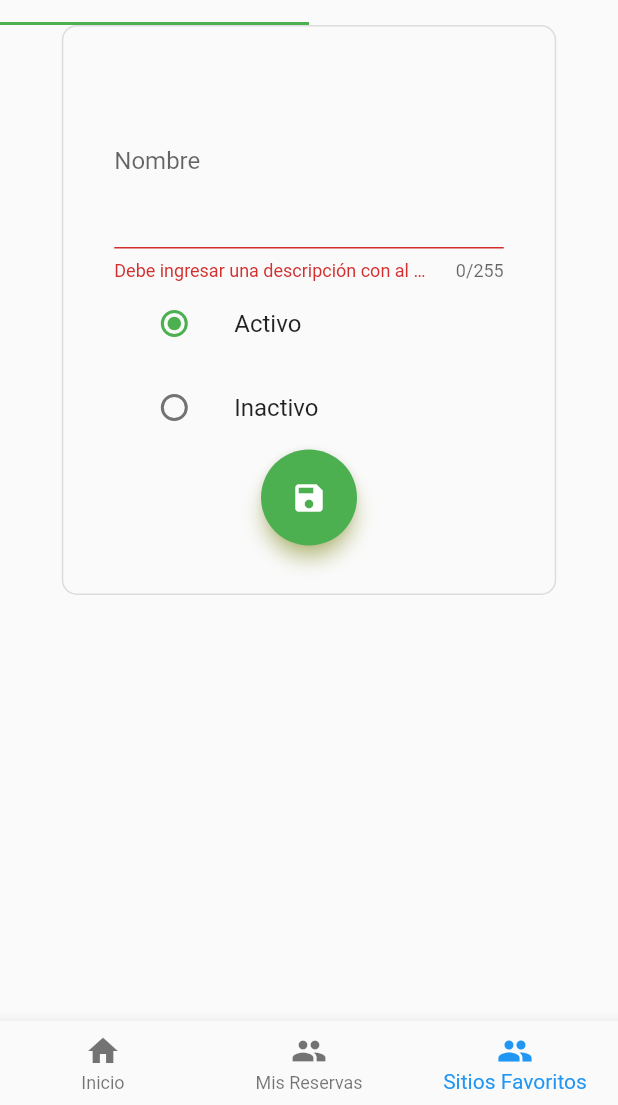
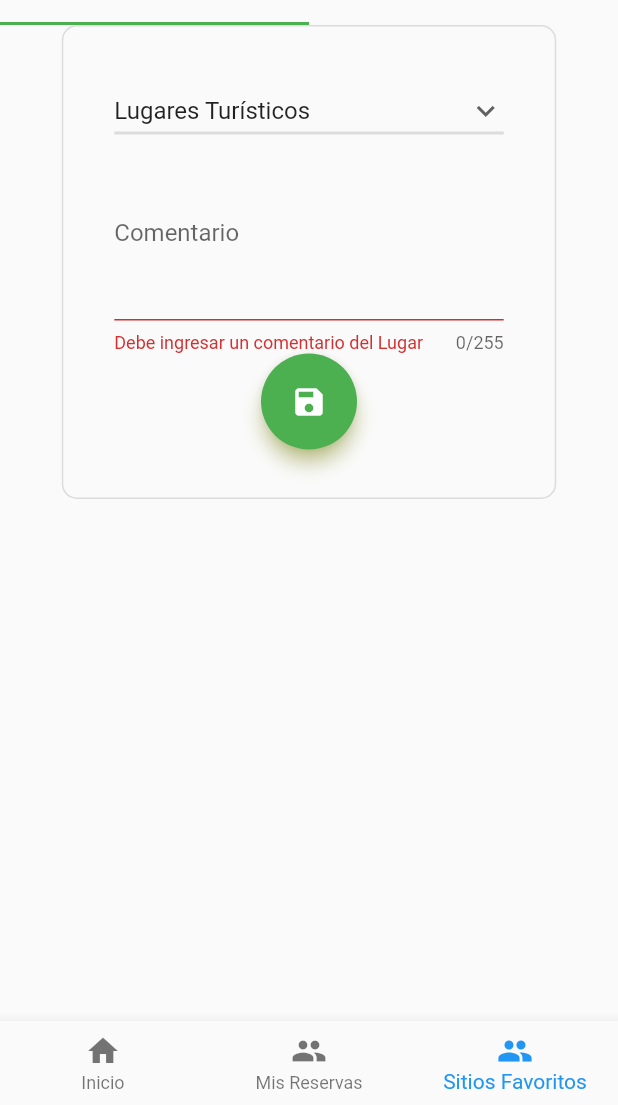
Before and after one commit to alelei/TurismoSangolqui, a Flutter app: the screen it shows after launch, item 3 of the bottom bar chosen, after a tap on the "save" icon, on a phone screen of 412 x 824 dp, the part 131-1236 px from its top. Run offline on Flutter 3.47's test engine with Material 2 defaults, Android fonts, the phone set to English and light mode, and no system bars; our stand-ins replace image_picker, sqflite; missing offline and left inert: cloudinary_public; accounts and stored records are empty; network calls fail.

Commit message:
SQlite_Places

```diff
--- a/lib/main.dart
+++ b/lib/main.dart
@@ -1,8 +1,13 @@
 import 'package:flutter/material.dart';
+import 'package:provider/provider.dart';
 import 'package:turismosangolqui/src/pages/main_page.dart';
+import 'package:turismosangolqui/src/providers/fisio_elements_provider.dart';
 
 void main() {
-  runApp(MyApp());
+  runApp(MultiProvider(providers: [
+    ChangeNotifierProvider<FisioElementProvider>(
+        create: (_) => FisioElementProvider()),
+  ], child: MyApp()));
 }
 
 class MyApp extends StatelessWidget {
--- a/lib/src/list/favorite_element_list.dart
+++ b/lib/src/list/favorite_element_list.dart
@@ -26,9 +26,7 @@ class _FavoriteElementListState extends State<FavoriteElementList> {
             itemBuilder: (_, index) => Card(
                 child: ListTile(
                     leading: Icon(Icons.medical_services),
-                    title: Text(fisioProvider.elements[index].name),
-                    trailing: fisioProvider.elements[index].active
-                        ? Icon(Icons.radio_button_checked)
-                        : Icon(Icons.radio_button_unchecked))));
+                    title: Text(fisioProvider.elements[index].place_name),
+                    subtitle: Text(fisioProvider.elements[index].coment))));
   }
 }
--- a/lib/src/models/Atractive_models.dart
+++ b/lib/src/models/Atractive_models.dart
@@ -1,4 +1,4 @@
-import 'dart:convert';
+import 'dart:convert' ;
 
 Atractive atractivesFromJson(String str) => Atractive.fromJson(json.decode(str));
 String atractivesToJson(Atractive data) => json.encode(data.toJson());
--- a/lib/src/models/favorite_element_model.dart
+++ b/lib/src/models/favorite_element_model.dart
@@ -12,25 +12,25 @@ String fisioElementToJson(FavoriteElement data) => json.encode(data.toJson());
 class FavoriteElement {
   FavoriteElement({
     this.id,
-    required this.name,
-    required this.active,
+    required this.place_name,
+    required this.coment,
   });
 
   int? id;
-  String name;
-  bool active;
+  String place_name;
+  String coment;
 
-  FavoriteElement.create(this.name, this.active);
+  FavoriteElement.create(this.place_name, this.coment);
 
   factory FavoriteElement.fromJson(Map<String, dynamic> json) => FavoriteElement(
         id: json["id"],
-        name: json["name"],
-        active: json["active"] == 1,
+        place_name: json["place_name"],
+        coment: json["coment"],
       );
 
   Map<String, dynamic> toJson() => {
         "id": id,
-        "name": name,
-        "active": active,
+        "place_name": place_name,
+        "coment": coment,
       };
 }
--- a/lib/src/providers/db_provider.dart
+++ b/lib/src/providers/db_provider.dart
@@ -19,14 +19,14 @@ class DBProvider {
 
   Future<Database> initDb() async {
     Directory appDir = await getApplicationDocumentsDirectory();
-    final path = join(appDir.path, 'TrackMedical.db');
+    final path = join(appDir.path, 'Turismo.db');
     return await openDatabase(path, version: 1, onOpen: (db) {},
         onCreate: (Database db, int version) async {
       await db.execute('''
         CREATE TABLE FisioElements(
           id  INTEGER PRIMARY KEY,
-          name TEXT,
-          active BOOLEAN
+          place_name TEXT,
+          coment TEXT
         )
       ''');
     });
--- a/lib/src/providers/fisio_elements_provider.dart
+++ b/lib/src/providers/fisio_elements_provider.dart
@@ -4,8 +4,8 @@ import 'db_provider.dart';
 class FisioElementProvider extends ChangeNotifier {
   List<FavoriteElement> elements = [];
 
-  Future<FavoriteElement> addElement(String name, bool active) async {
-    FavoriteElement element = FavoriteElement(name: name, active: active);
+  Future<FavoriteElement> addElement(String place_name, String coment) async {
+    FavoriteElement element = FavoriteElement(place_name: place_name, coment: coment);
     final id = await DBProvider.db.insert(element);
     element.id = id;
     this.elements.add(element);
--- a/lib/src/widgets/content/favorite_element_form.dart
+++ b/lib/src/widgets/content/favorite_element_form.dart
@@ -1,17 +1,23 @@
 import 'package:flutter/material.dart';
 import 'package:provider/provider.dart';
+import 'package:turismosangolqui/src/models/Place_models.dart';
 import 'package:turismosangolqui/src/models/favorite_element_model.dart';
 import 'package:turismosangolqui/src/providers/fisio_elements_provider.dart';
+import 'package:turismosangolqui/src/services/places_service.dart';
 import 'package:turismosangolqui/src/utils/standard_widgets.dart';
 
 class FavoriteElementForm extends StatefulWidget {
   FavoriteElementForm({Key? key}) : super(key: key);
+
+  DateTime _selectedDate = DateTime.now();
 
   @override
   _FavoriteElementFormState createState() => _FavoriteElementFormState();
 }
 
 class _FavoriteElementFormState extends State<FavoriteElementForm> {
+  PlaceService _serviceTypePlace = new PlaceService();
+  List<Place> _types = [];
 //Clave para vincular el Formulario (Form)
   final formKey = GlobalKey<FormState>();
 
@@ -24,8 +30,9 @@ class _FavoriteElementFormState extends State<FavoriteElementForm> {
   @override
   void initState() {
     super.initState();
+    _loadTypePlaces();
     _typeValue = _typesElement.elementAt(0);
-    _element = FavoriteElement.create("", _typeValue == "Activo");
+    _element = FavoriteElement.create('Lugares Turísticos', '');
   }
 
   @override
@@ -48,7 +55,7 @@ class _FavoriteElementFormState extends State<FavoriteElementForm> {
                   margin:
                       EdgeInsets.symmetric(vertical: 32.0, horizontal: 14.0),
                   child: Column(
-                    children: [_inputName(), _inputActive(), _buttons()],
+                    children: [_inputPlace(), _inputComent(), _buttons()],
                   ),
                 )),
           )
@@ -57,41 +64,48 @@ class _FavoriteElementFormState extends State<FavoriteElementForm> {
     );
   }
 
-  _inputName() {
+  _inputPlace() {
+    return DropdownButton<String>(
+      value: _element.place_name,
+      icon: const Icon(Icons.expand_more),
+      iconSize: 24,
+      elevation: 16,
+      isExpanded: true,
+      underline: Container(
+        height: 2,
+        color: Theme.of(context).dividerColor,
+      ),
+      onChanged: (String? newValue) {
+        setState(() {
+          _element.place_name = newValue!;
+        });
+      },
+      items: _types.map<DropdownMenuItem<String>>((Place value) {
+        return DropdownMenuItem<String>(
+          value: value.name,
+          child: Text(value.name!),
+        );
+      }).toList(),
+    );
+  }
+
+  _inputComent() {
     return TextFormField(
-        initialValue: _element.name,
+        initialValue: _element.coment,
         onSaved: (value) {
           //Este evento se ejecuta cuando se cumple la validación y cambia el estado del Form
-          _element.name = value.toString();
+          _element.coment = value.toString();
         },
         validator: (value) {
-          if (value!.length < 5) {
-            return "Debe ingresar una descripción con al menos 5 caracteres";
+          if (value!.length < 4) {
+            return "Debe ingresar un comentario del Lugar";
           } else {
             return null; //Validación se cumple al retorna null
           }
         },
-        decoration: InputDecoration(labelText: "Nombre"),
+        decoration: InputDecoration(labelText: "Comentario"),
         maxLength: 255,
         maxLines: 4);
-  }
-
-  Widget _inputActive() {
-    return Column(
-        children: _typesElement
-            .map((e) => ListTile(
-                  title: Text(e),
-                  leading: Radio(
-                    value: e,
-                    groupValue: _typeValue,
-                    onChanged: (String? value) {
-                      _typeValue = value.toString();
-                      _element.active = _typeValue == "Activo";
-                      setState(() {});
-                    },
-                  ),
-                ))
-            .toList());
   }
 
   _buttons() {
@@ -121,11 +135,20 @@ class _FavoriteElementFormState extends State<FavoriteElementForm> {
 
     final fisioProvider =
         Provider.of<FisioElementProvider>(context, listen: false);
-    fisioProvider.addElement(_element.name, _element.active).then((value) {
+    fisioProvider
+        .addElement(_element.place_name, _element.coment)
+        .then((value) {
       _element = value;
       formKey.currentState!.reset();
       _onSaving = false;
       setState(() {});
     });
   }
+
+  _loadTypePlaces() {
+    _serviceTypePlace.getPlaces().then((value) {
+      _types = value;
+      setState(() {});
+    });
+  }
 }
```
